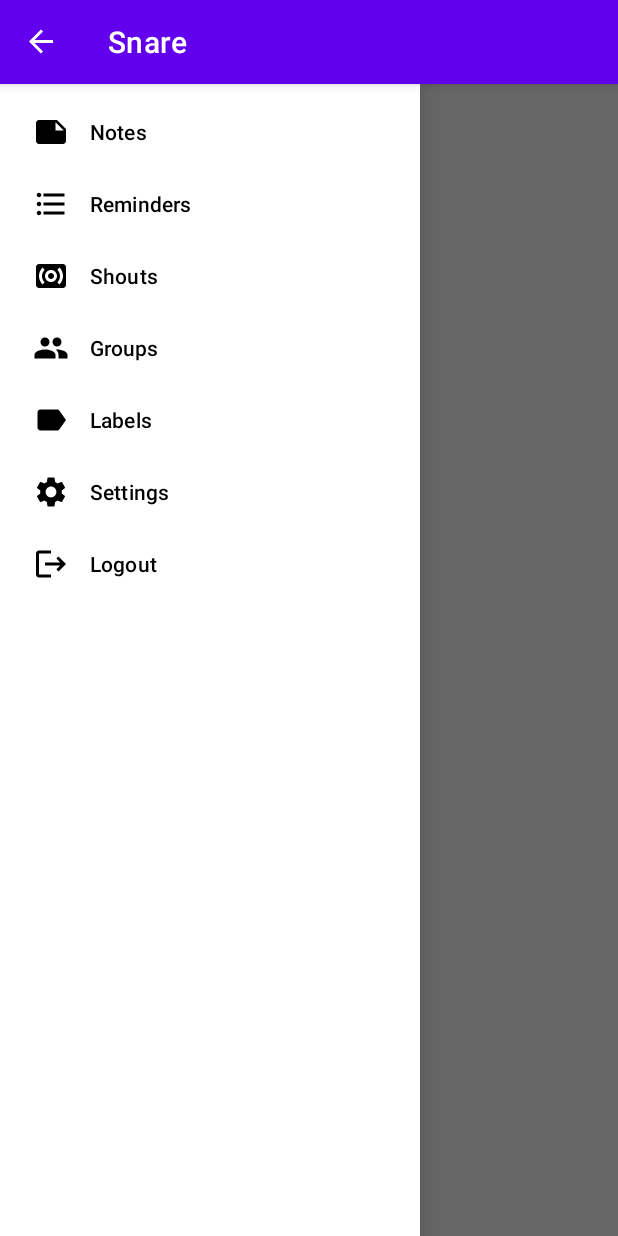
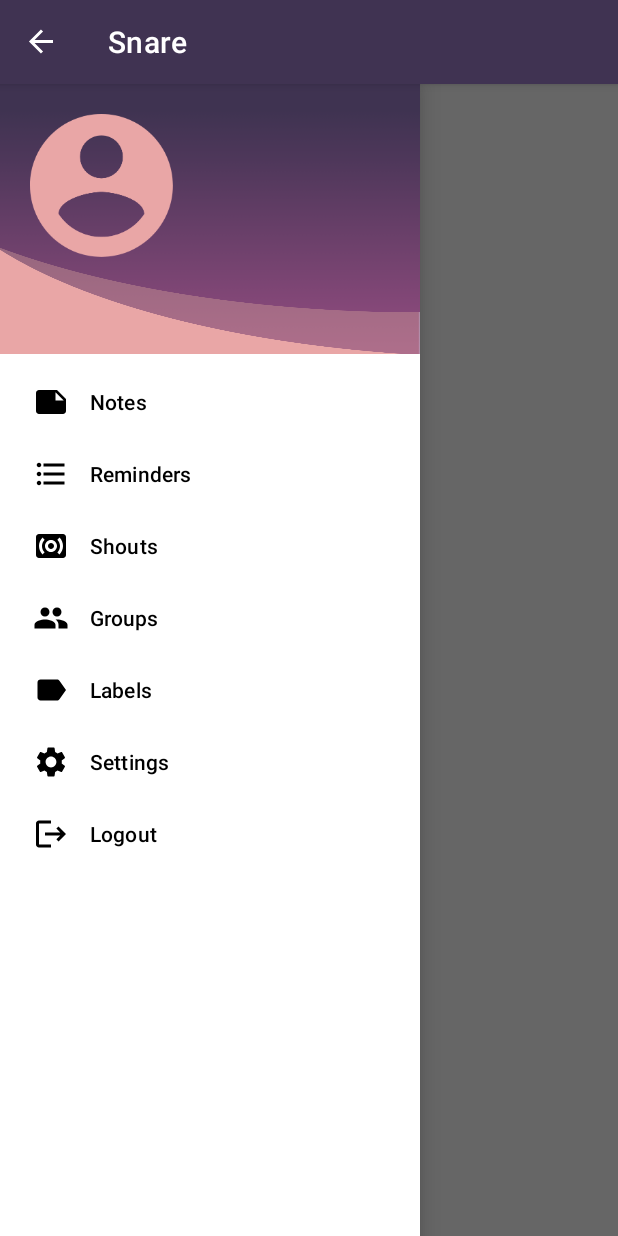
Before and after one commit to JihadSalameh/Snare, an Android app: the screen it shows after launch once a user with an empty profile is signed in (NotesActivity), with the side drawer open, on a phone screen of 412 x 824 dp. Run offline under Robolectric (Android 15) with nearby library versions, the phone set to English and light mode, and no system bars; our stand-ins replace Firebase (no records; nobody signed in at launch, a user with empty details on screens opened directly).

Commit message:
added to side bar nav

```diff
--- a/app/src/main/AndroidManifest.xml
+++ b/app/src/main/AndroidManifest.xml
@@ -11,20 +11,23 @@
         android:label="@string/app_name"
         android:roundIcon="@mipmap/ic_launcher_round"
         android:supportsRtl="true"
-        android:theme="@style/Theme.Snare"
         tools:targetApi="31" >
         <activity
             android:name=".NotesActivity"
-            android:exported="false" />
+            android:exported="false"
+            android:theme="@style/Theme.Snare" />
         <activity
             android:name=".RegisterActivity"
-            android:exported="false" />
+            android:exported="false"
+            android:theme="@style/Theme.SnareWithoutActionBar"/>
         <activity
             android:name=".LoginActivity"
-            android:exported="false" />
+            android:exported="false"
+            android:theme="@style/Theme.SnareWithoutActionBar"/>
         <activity
             android:name=".MainActivity"
-            android:exported="true" >
+            android:exported="true"
+            android:theme="@style/Theme.SnareWithoutActionBar">
             <intent-filter>
                 <action android:name="android.intent.action.MAIN" />
 
--- /dev/null
+++ b/app/src/main/res/layout/activity_nav_header.xml
@@ -0,0 +1,40 @@
+<?xml version="1.0" encoding="utf-8"?>
+<androidx.constraintlayout.widget.ConstraintLayout xmlns:android="http://schemas.android.com/apk/res/android"
+    xmlns:app="http://schemas.android.com/apk/res-auto"
+    xmlns:tools="http://schemas.android.com/tools"
+    android:layout_width="match_parent"
+    android:layout_height="180dp"
+    android:background="@drawable/final_background"
+    android:padding="20dp"
+    android:orientation="vertical">
+
+
+    <ImageView
+        android:id="@+id/profileImg"
+        android:layout_width="95dp"
+        android:layout_height="95dp"
+        app:layout_constraintStart_toStartOf="parent"
+        app:layout_constraintTop_toTopOf="parent"
+        app:srcCompat="@drawable/ic_account_circle_24px" />
+
+    <TextView
+        android:id="@+id/nameTxt"
+        android:layout_width="wrap_content"
+        android:layout_height="wrap_content"
+        android:layout_marginStart="10dp"
+        android:textColor="#E9A6A6"
+        app:layout_constraintBottom_toBottomOf="@+id/profileImg"
+        app:layout_constraintStart_toEndOf="@+id/profileImg"
+        app:layout_constraintTop_toTopOf="@+id/profileImg" />
+
+    <TextView
+        android:id="@+id/emailTxtNav"
+        android:layout_width="wrap_content"
+        android:layout_height="wrap_content"
+        android:layout_marginStart="10dp"
+        android:textColor="#E9A6A6"
+        app:layout_constraintBottom_toBottomOf="@+id/profileImg"
+        app:layout_constraintStart_toEndOf="@+id/profileImg"
+        app:layout_constraintTop_toBottomOf="@+id/nameTxt" />
+
+</androidx.constraintlayout.widget.ConstraintLayout>
--- a/app/src/main/res/layout/activity_notes.xml
+++ b/app/src/main/res/layout/activity_notes.xml
@@ -16,6 +16,7 @@
         android:layout_height="match_parent"
         android:layout_gravity="start"
         android:id="@+id/nav_menu"
+        app:headerLayout="@layout/activity_nav_header"
         app:menu="@menu/navigation_menu" />
 
 </androidx.drawerlayout.widget.DrawerLayout>
--- a/app/src/main/res/values/themes.xml
+++ b/app/src/main/res/values/themes.xml
@@ -2,7 +2,20 @@
     <!-- Base application theme. -->
     <style name="Theme.Snare" parent="Theme.MaterialComponents.DayNight.DarkActionBar">
         <!-- Primary brand color. -->
-        <item name="colorPrimary">@color/purple_500</item>
+        <item name="colorPrimary">#403352</item>
+        <item name="colorPrimaryVariant">@color/purple_700</item>
+        <item name="colorOnPrimary">@color/white</item>
+        <!-- Secondary brand color. -->
+        <item name="colorSecondary">@color/teal_200</item>
+        <item name="colorSecondaryVariant">@color/teal_700</item>
+        <item name="colorOnSecondary">@color/black</item>
+        <!-- Status bar color. -->
+        <item name="android:statusBarColor" tools:targetApi="l">?attr/colorPrimaryVariant</item>
+        <!-- Customize your theme here. -->
+    </style>
+    <style name="Theme.SnareWithoutActionBar" parent="Theme.MaterialComponents.DayNight.NoActionBar">
+        <!-- Primary brand color. -->
+        <item name="colorPrimary">#403352</item>
         <item name="colorPrimaryVariant">@color/purple_700</item>
         <item name="colorOnPrimary">@color/white</item>
         <!-- Secondary brand color. -->
```
